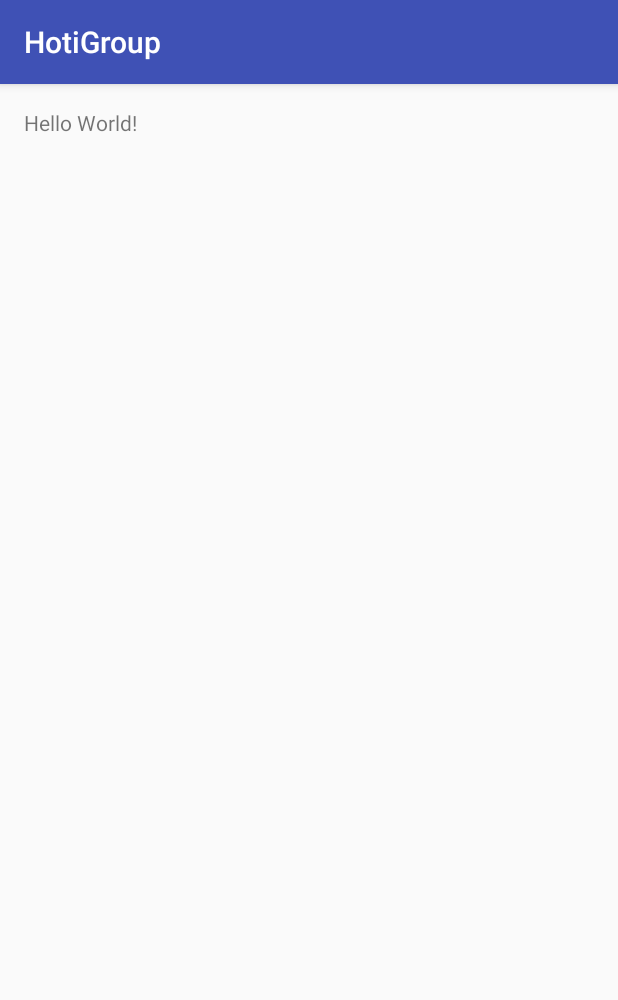
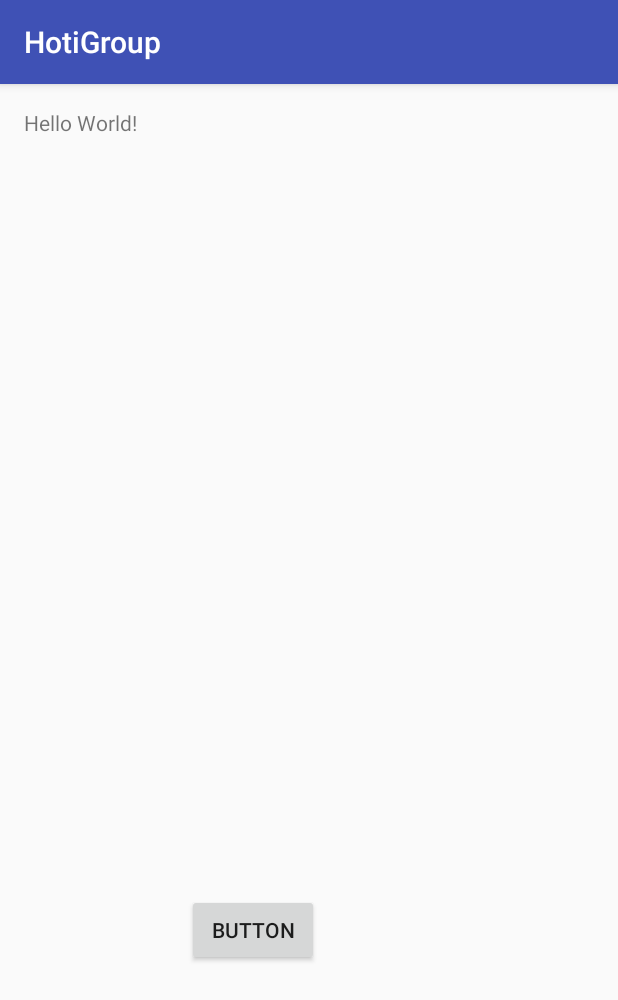
Before and after one commit to ermirakrusha/HotiGroup, an Android app: the screen it shows after launch (MainActivity), on a phone screen of 412 x 824 dp. Shown: the top 1000 px of the screen. Run offline under Robolectric (Android 15) with nearby library versions, the phone set to English and light mode, and no system bars.

Commit message:
Buton dhe text view. Bye :)

```diff
--- a/app/src/main/res/layout/activity_main.xml
+++ b/app/src/main/res/layout/activity_main.xml
@@ -13,5 +13,18 @@
     <TextView
         android:layout_width="wrap_content"
         android:layout_height="wrap_content"
-        android:text="Hello World!" />
+        android:text="Hello World!"
+        android:id="@+id/textView" />
+
+    <Button
+        android:text="Button"
+        android:layout_width="wrap_content"
+        android:layout_height="wrap_content"
+        android:layout_alignParentBottom="true"
+        android:layout_toRightOf="@+id/textView"
+        android:layout_toEndOf="@+id/textView"
+        android:layout_marginLeft="33dp"
+        android:layout_marginStart="33dp"
+        android:layout_marginBottom="164dp"
+        android:id="@+id/button" />
 </RelativeLayout>
```
